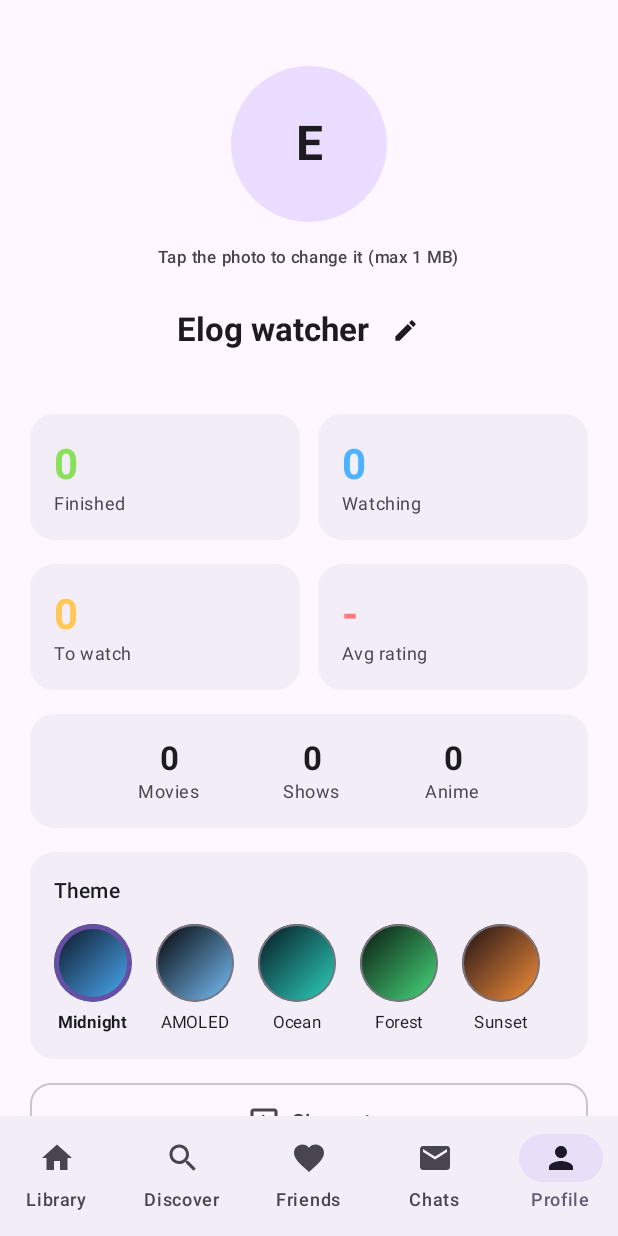
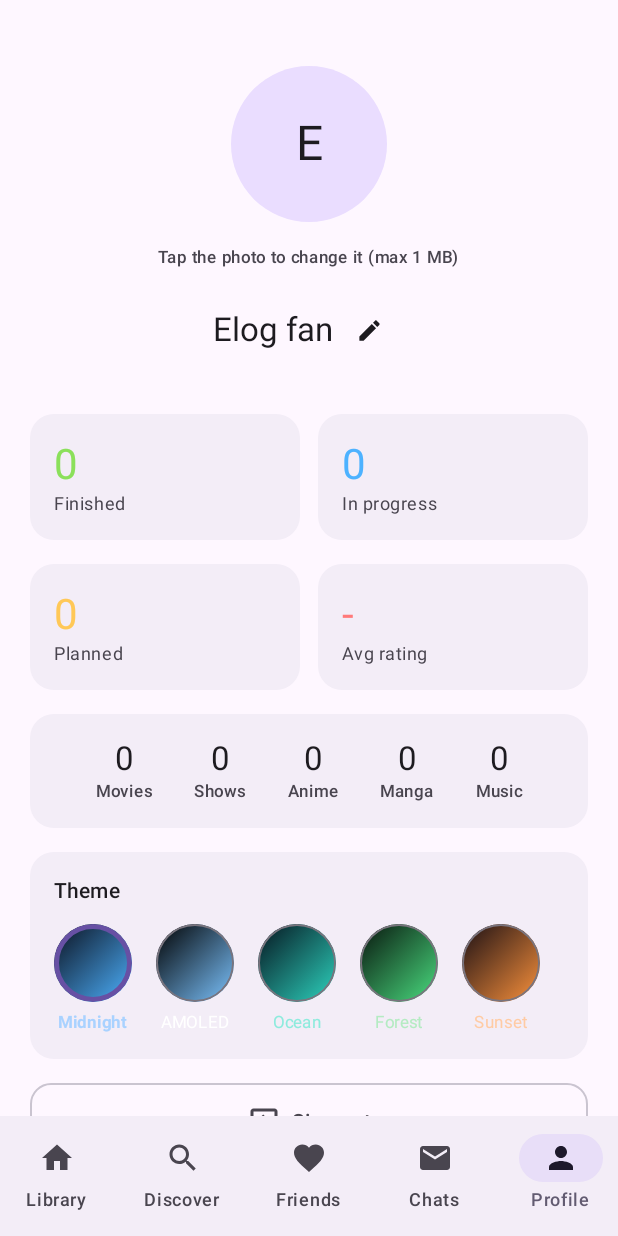
Before and after one commit to Rabbbibhai/Chess, an Android app built with Jetpack Compose: the composable MainScaffold shown on its own in the app's theme, item 5 of the bottom bar chosen, on a phone screen of 412 x 824 dp. Run offline under Robolectric (Android 15) with nearby library versions, the phone set to English and light mode, and no system bars; pictures from the network do not load.

Commit message:
Elog: manga + music UI, update splash wiring, admin panel, header colors fix

```diff
--- a/saucyfy/app/src/main/java/com/saucyfy/app/ui/LibraryScreen.kt
+++ b/saucyfy/app/src/main/java/com/saucyfy/app/ui/LibraryScreen.kt
@@ -1,5 +1,6 @@
 package com.saucyfy.app.ui
 
+import androidx.compose.foundation.background
 import androidx.compose.foundation.horizontalScroll
 import androidx.compose.foundation.layout.Arrangement
 import androidx.compose.foundation.layout.Box
@@ -8,13 +9,11 @@ import androidx.compose.foundation.layout.IntrinsicSize
 import androidx.compose.foundation.layout.PaddingValues
 import androidx.compose.foundation.layout.Row
 import androidx.compose.foundation.layout.fillMaxHeight
-import androidx.compose.foundation.layout.fillMaxSize
 import androidx.compose.foundation.layout.fillMaxWidth
 import androidx.compose.foundation.layout.height
 import androidx.compose.foundation.layout.padding
 import androidx.compose.foundation.layout.size
 import androidx.compose.foundation.layout.width
-import androidx.compose.foundation.background
 import androidx.compose.foundation.lazy.LazyColumn
 import androidx.compose.foundation.lazy.LazyRow
 import androidx.compose.foundation.lazy.items
@@ -41,7 +40,6 @@ import androidx.compose.runtime.saveable.rememberSaveable
 import androidx.compose.runtime.setValue
 import androidx.compose.ui.Alignment
 import androidx.compose.ui.Modifier
-import androidx.compose.ui.text.font.FontWeight
 import androidx.compose.ui.text.style.TextOverflow
 import androidx.compose.ui.unit.dp
 import com.saucyfy.app.UiState
@@ -49,6 +47,9 @@ import com.saucyfy.app.data.Detail
 import com.saucyfy.app.data.LibraryItem
 import com.saucyfy.app.data.MediaType
 import com.saucyfy.app.data.Status
+import com.saucyfy.app.data.isSingle
+import com.saucyfy.app.data.labelFor
+import com.saucyfy.app.data.plural
 import com.saucyfy.app.data.progressLabel
 import com.saucyfy.app.data.statusEnum
 import com.saucyfy.app.data.toDetail
@@ -65,8 +66,11 @@ fun LibraryScreen(
     modifier: Modifier = Modifier
 ) {
     var filter by rememberSaveable { mutableStateOf<String?>(null) }
-    val shown = ui.library.filter { filter == null || it.status == filter }
-    val watching = ui.library.filter { it.status == Status.WATCHING.key && it.type != MediaType.MOVIE }
+    var typeFilter by rememberSaveable { mutableStateOf<String?>(null) }
+    val tObj: MediaType? = typeFilter?.let { MediaType.from(it) }
+    val base = ui.library.filter { typeFilter == null || it.mediaType == typeFilter }
+    val shown = base.filter { filter == null || it.status == filter }
+    val inProgress = base.filter { it.status == Status.WATCHING.key && !it.type.isSingle }
 
     LazyColumn(
         modifier,
@@ -91,6 +95,7 @@ fun LibraryScreen(
                 IconButton(onClick = onRefresh) { Icon(Icons.Filled.Refresh, "Refresh") }
             }
         }
+        // what kind of media
         item {
             Row(
                 Modifier
@@ -98,34 +103,41 @@ fun LibraryScreen(
                     .padding(horizontal = 16.dp),
                 horizontalArrangement = Arrangement.spacedBy(8.dp)
             ) {
-                FilterChip(
-                    selected = filter == null,
-                    onClick = { filter = null },
-                    label = { Text("All ${ui.library.size}") }
-                )
-                Status.entries.forEach { s ->
-                    val n = ui.library.count { it.status == s.key }
+                FilterChip(selected = typeFilter == null, onClick = { typeFilter = null }, label = { Text("Everything") })
+                MediaType.entries.forEach { t ->
                     FilterChip(
-                        selected = filter == s.key,
-                        onClick = { filter = s.key },
-                        label = { Text("${s.label} $n") }
+                        selected = typeFilter == t.key,
+                        onClick = { typeFilter = t.key },
+                        label = { Text(t.plural) }
                     )
                 }
             }
         }
-        if (filter == null && watching.isNotEmpty()) {
+        // which status
+        item {
+            Row(
+                Modifier
+                    .horizontalScroll(rememberScrollState())
+                    .padding(horizontal = 16.dp),
+                horizontalArrangement = Arrangement.spacedBy(8.dp)
+            ) {
+                FilterChip(selected = filter == null, onClick = { filter = null }, label = { Text("All ${base.size}") })
+                Status.entries.forEach { s ->
+                    val n = base.count { it.status == s.key }
+                    val name = if (tObj != null) s.labelFor(tObj) else s.label
+                    FilterChip(selected = filter == s.key, onClick = { filter = s.key }, label = { Text("$name $n") })
+                }
+            }
+        }
+        if (filter == null && inProgress.isNotEmpty()) {
             item {
                 Column {
-                    Text(
-                        "Continue watching",
-                        style = MaterialTheme.typography.titleMedium,
-                        modifier = Modifier.padding(start = 20.dp, top = 6.dp, bottom = 10.dp)
-                    )
+                    SectionHeader("Continue")
                     LazyRow(
                         contentPadding = PaddingValues(horizontal = 16.dp),
                         horizontalArrangement = Arrangement.spacedBy(12.dp)
                     ) {
-                        items(watching, key = { it.id ?: (it.mediaType + it.externalId) }) { item ->
+                        items(inProgress, key = { it.id ?: (it.mediaType + it.externalId) }) { item ->
                             ContinueCard(item, onClick = { onOpen(item.toDetail()) }, onBump = { onBump(item) })
                         }
                     }
@@ -142,7 +154,7 @@ fun LibraryScreen(
             item {
                 EmptyState(
                     title = if (ui.library.isEmpty()) "Your library is empty" else "Nothing here yet",
-                    body = "Search for a movie, show or anime and save it with a rating or where you left off.",
+                    body = "Search for a movie, show, anime, manga or song and save it with a rating or where you left off.",
                     action = { Button(onClick = onFind) { Text("Find something") } }
                 )
             }
@@ -160,7 +172,7 @@ fun LibraryScreen(
     }
 }
 
-/** Compact card for shows / anime you are in the middle of, with a +1 episode button. */
+/** Compact card for things you are in the middle of, with a +1 episode / chapter button. */
 @Composable
 private fun ContinueCard(item: LibraryItem, onClick: () -> Unit, onBump: () -> Unit) {
     Surface(
@@ -188,7 +200,9 @@ private fun ContinueCard(item: LibraryItem, onClick: () -> Unit, onBump: () -> U
                     color = MaterialTheme.colorScheme.onPrimaryContainer
                 )
             }
-            FilledTonalIconButton(onClick = onBump) { Icon(Icons.Filled.Add, "Next episode") }
+            FilledTonalIconButton(onClick = onBump) {
+                Icon(Icons.Filled.Add, if (item.type == MediaType.MANGA) "Next chapter" else "Next episode")
+            }
         }
     }
 }
@@ -202,6 +216,7 @@ private fun LibraryCard(
     modifier: Modifier = Modifier
 ) {
     val s = item.statusEnum
+    val square = item.type == MediaType.MUSIC
     Surface(
         onClick = onClick,
         shape = RoundedCornerShape(20.dp),
@@ -217,11 +232,11 @@ private fun LibraryCard(
                     .padding(10.dp),
                 horizontalArrangement = Arrangement.spacedBy(12.dp)
             ) {
-                Poster(item.posterUrl, Modifier.width(66.dp).height(98.dp))
+                Poster(item.posterUrl, Modifier.width(if (square) 80.dp else 66.dp).height(if (square) 80.dp else 98.dp))
                 Column(
                     Modifier
                         .weight(1f)
-                        .height(98.dp),
+                        .height(if (square) 80.dp else 98.dp),
                     verticalArrangement = Arrangement.SpaceBetween
                 ) {
                     Column {
@@ -238,7 +253,7 @@ private fun LibraryCard(
                         )
                     }
                     Row(verticalAlignment = Alignment.CenterVertically, horizontalArrangement = Arrangement.spacedBy(8.dp)) {
-                        Pill(s.label, statusColor(s))
+                        Pill(s.labelFor(item.type), statusColor(s))
                         item.rating?.takeIf { it > 0 }?.let {
                             Icon(Icons.Filled.Star, null, tint = Brand.Amber, modifier = Modifier.size(14.dp))
                             Text("$it/10", style = MaterialTheme.typography.labelMedium)
@@ -252,13 +267,13 @@ private fun LibraryCard(
                         }
                     }
                 }
-                if (s == Status.WATCHING && item.type != MediaType.MOVIE) {
+                if (s == Status.WATCHING && !item.type.isSingle) {
                     FilledTonalIconButton(onClick = onBump, modifier = Modifier.align(Alignment.CenterVertically)) {
-                        Icon(Icons.Filled.Add, "Next episode")
+                        Icon(Icons.Filled.Add, "Next")
                     }
-                } else if (item.type == MediaType.MOVIE && s == Status.PLANNED) {
+                } else if (item.type.isSingle && s == Status.PLANNED) {
                     FilledTonalIconButton(onClick = onFinish, modifier = Modifier.align(Alignment.CenterVertically)) {
-                        Icon(Icons.Filled.Check, "Mark finished")
+                        Icon(Icons.Filled.Check, "Mark done")
                     }
                 }
             }
--- a/saucyfy/app/src/main/java/com/saucyfy/app/ui/ProfileScreen.kt
+++ b/saucyfy/app/src/main/java/com/saucyfy/app/ui/ProfileScreen.kt
@@ -22,6 +22,7 @@ import androidx.compose.material.icons.Icons
 import androidx.compose.material.icons.automirrored.filled.ExitToApp
 import androidx.compose.material.icons.filled.Edit
 import androidx.compose.material3.AlertDialog
+import androidx.compose.material3.Button
 import androidx.compose.material3.CircularProgressIndicator
 import androidx.compose.material3.Icon
 import androidx.compose.material3.IconButton
@@ -50,6 +51,7 @@ import com.saucyfy.app.BuildConfig
 import com.saucyfy.app.UiState
 import com.saucyfy.app.data.MediaType
 import com.saucyfy.app.data.Status
+import com.saucyfy.app.data.plural
 import com.saucyfy.app.data.type
 
 @Composable
@@ -59,13 +61,14 @@ fun ProfileScreen(
     onPickAvatar: () -> Unit,
     onEditProfile: (name: String, username: String) -> Unit,
     onTheme: (String) -> Unit,
+    onOpenAdmin: () -> Unit,
     modifier: Modifier = Modifier
 ) {
     val session = ui.session
     val lib = ui.library
     val rated = lib.mapNotNull { it.rating }.filter { it > 0 }
     val avg = if (rated.isEmpty()) "-" else "%.1f".format(rated.average())
-    val name = session?.name?.ifBlank { null } ?: "Elog watcher"
+    val name = session?.name?.ifBlank { null } ?: "Elog fan"
 
     var editing by remember { mutableStateOf(false) }
     var nameDraft by remember { mutableStateOf("") }
@@ -130,8 +133,7 @@ fun ProfileScreen(
             } else {
                 Text(
                     name.take(1).uppercase(),
-                    style = MaterialTheme.typography.headlineLarge,
-                    fontWeight = FontWeight.Bold
+                    style = MaterialTheme.typography.headlineLarge
                 )
             }
             if (ui.profileBusy) {
@@ -147,7 +149,7 @@ fun ProfileScreen(
         )
         Column(horizontalAlignment = Alignment.CenterHorizontally) {
             Row(verticalAlignment = Alignment.CenterVertically) {
-                Text(name, style = MaterialTheme.typography.titleLarge, fontWeight = FontWeight.Bold)
+                Text(name, style = MaterialTheme.typography.titleLarge)
                 IconButton(onClick = {
                     nameDraft = name
                     userDraft = ui.myUsername ?: ""
@@ -170,10 +172,10 @@ fun ProfileScreen(
 
         Row(Modifier.fillMaxWidth(), horizontalArrangement = Arrangement.spacedBy(12.dp)) {
             StatCard("${lib.count { it.status == Status.WATCHED.key }}", "Finished", Brand.Grass, Modifier.weight(1f))
-            StatCard("${lib.count { it.status == Status.WATCHING.key }}", "Watching", Brand.Sky, Modifier.weight(1f))
+            StatCard("${lib.count { it.status == Status.WATCHING.key }}", "In progress", Brand.Sky, Modifier.weight(1f))
         }
         Row(Modifier.fillMaxWidth(), horizontalArrangement = Arrangement.spacedBy(12.dp)) {
-            StatCard("${lib.count { it.status == Status.PLANNED.key }}", "To watch", Brand.Amber, Modifier.weight(1f))
+            StatCard("${lib.count { it.status == Status.PLANNED.key }}", "Planned", Brand.Amber, Modifier.weight(1f))
             StatCard(avg, "Avg rating", Brand.Coral, Modifier.weight(1f))
         }
 
@@ -183,9 +185,9 @@ fun ProfileScreen(
             modifier = Modifier.fillMaxWidth()
         ) {
             Row(Modifier.padding(16.dp), horizontalArrangement = Arrangement.SpaceEvenly) {
-                MediaStat("Movies", lib.count { it.type == MediaType.MOVIE })
-                MediaStat("Shows", lib.count { it.type == MediaType.TV })
-                MediaStat("Anime", lib.count { it.type == MediaType.ANIME })
+                MediaType.entries.forEach { t ->
+                    MediaStat(t.plural, lib.count { it.type == t })
+                }
             }
         }
 
@@ -196,7 +198,7 @@ fun ProfileScreen(
             modifier = Modifier.fillMaxWidth()
         ) {
             Column(Modifier.padding(16.dp), verticalArrangement = Arrangement.spacedBy(12.dp)) {
-                Text("Theme", style = MaterialTheme.typography.titleSmall, fontWeight = FontWeight.SemiBold)
+                Text("Theme", style = MaterialTheme.typography.titleSmall)
                 Row(
                     Modifier.horizontalScroll(rememberScrollState()),
                     horizontalArrangement = Arrangement.spacedBy(16.dp)
@@ -222,12 +224,21 @@ fun ProfileScreen(
                             Text(
                                 t.name,
                                 style = MaterialTheme.typography.labelSmall,
+                                color = t.header,
                                 fontWeight = if (selected) FontWeight.Bold else FontWeight.Normal
                             )
                         }
                     }
                 }
             }
+        }
+
+        if (ui.isAdmin) {
+            Button(
+                onClick = onOpenAdmin,
+                modifier = Modifier.fillMaxWidth().height(52.dp),
+                shape = RoundedCornerShape(14.dp)
+            ) { Text("Admin panel - publish an update") }
         }
 
         OutlinedButton(onClick = onSignOut, modifier = Modifier.fillMaxWidth().height(52.dp), shape = RoundedCornerShape(14.dp)) {
@@ -251,7 +262,7 @@ private fun StatCard(value: String, label: String, color: Color, modifier: Modif
         modifier = modifier
     ) {
         Column(Modifier.padding(16.dp)) {
-            Text(value, style = MaterialTheme.typography.headlineMedium, fontWeight = FontWeight.Bold, color = color)
+            Text(value, style = MaterialTheme.typography.headlineMedium, color = color)
             Text(label, style = MaterialTheme.typography.bodySmall, color = MaterialTheme.colorScheme.onSurfaceVariant)
         }
     }
@@ -260,7 +271,7 @@ private fun StatCard(value: String, label: String, color: Color, modifier: Modif
 @Composable
 private fun MediaStat(label: String, n: Int) {
     Column(horizontalAlignment = Alignment.CenterHorizontally) {
-        Text("$n", style = MaterialTheme.typography.titleLarge, fontWeight = FontWeight.Bold)
-        Text(label, style = MaterialTheme.typography.bodySmall, color = MaterialTheme.colorScheme.onSurfaceVariant)
+        Text("$n", style = MaterialTheme.typography.titleLarge)
+        Text(label, style = MaterialTheme.typography.labelSmall, color = MaterialTheme.colorScheme.onSurfaceVariant)
     }
 }
```
Also changed, not shown: saucyfy/app/src/main/java/com/saucyfy/app/AppViewModel.kt (+153 -33 lines), saucyfy/app/src/main/java/com/saucyfy/app/ui/App.kt (+38 -2 lines), saucyfy/app/src/main/java/com/saucyfy/app/ui/DetailSheet.kt (+45 -25 lines), saucyfy/app/src/main/java/com/saucyfy/app/ui/SearchScreen.kt (+24 -23 lines), 1 other file.
